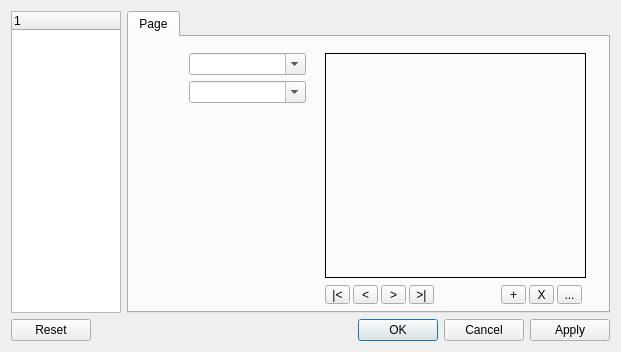
This is Forms/CPersonEdit.ui in skynowa/xxxdb as Qt 5 draws it before an edit. The edited form follows.
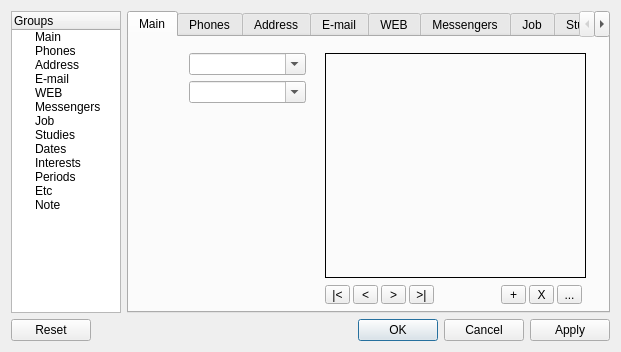
This is the edited form.

Commit message: ADD: slot_twGroups_OnActivated

```diff
--- a/Forms/CPersonEdit.ui
+++ b/Forms/CPersonEdit.ui
@@ -37,9 +37,74 @@
      </property>
      <column>
       <property name="text">
-       <string notr="true">1</string>
+       <string>Groups</string>
       </property>
      </column>
+     <item>
+      <property name="text">
+       <string>Main</string>
+      </property>
+     </item>
+     <item>
+      <property name="text">
+       <string>Phones</string>
+      </property>
+     </item>
+     <item>
+      <property name="text">
+       <string>Address</string>
+      </property>
+     </item>
+     <item>
+      <property name="text">
+       <string>E-mail</string>
+      </property>
+     </item>
+     <item>
+      <property name="text">
+       <string>WEB</string>
+      </property>
+     </item>
+     <item>
+      <property name="text">
+       <string>Messengers</string>
+      </property>
+     </item>
+     <item>
+      <property name="text">
+       <string>Job</string>
+      </property>
+     </item>
+     <item>
+      <property name="text">
+       <string>Studies</string>
+      </property>
+     </item>
+     <item>
+      <property name="text">
+       <string>Dates</string>
+      </property>
+     </item>
+     <item>
+      <property name="text">
+       <string>Interests</string>
+      </property>
+     </item>
+     <item>
+      <property name="text">
+       <string>Periods</string>
+      </property>
+     </item>
+     <item>
+      <property name="text">
+       <string>Etc</string>
+      </property>
+     </item>
+     <item>
+      <property name="text">
+       <string>Note</string>
+      </property>
+     </item>
     </widget>
    </item>
    <item row="0" column="1">
@@ -49,7 +114,7 @@
      </property>
      <widget class="QWidget" name="tab">
       <attribute name="title">
-       <string>Page</string>
+       <string>Main</string>
       </attribute>
       <widget class="QComboBox" name="cboName">
        <property name="geometry">
@@ -200,6 +265,66 @@
        </property>
       </widget>
      </widget>
+     <widget class="QWidget" name="tab_2">
+      <attribute name="title">
+       <string>Phones</string>
+      </attribute>
+     </widget>
+     <widget class="QWidget" name="tab_3">
+      <attribute name="title">
+       <string>Address</string>
+      </attribute>
+     </widget>
+     <widget class="QWidget" name="tab_4">
+      <attribute name="title">
+       <string>E-mail</string>
+      </attribute>
+     </widget>
+     <widget class="QWidget" name="tab_5">
+      <attribute name="title">
+       <string>WEB</string>
+      </attribute>
+     </widget>
+     <widget class="QWidget" name="tab_6">
+      <attribute name="title">
+       <string>Messengers</string>
+      </attribute>
+     </widget>
+     <widget class="QWidget" name="tab_7">
+      <attribute name="title">
+       <string>Job</string>
+      </attribute>
+     </widget>
+     <widget class="QWidget" name="tab_8">
+      <attribute name="title">
+       <string>Studies</string>
+      </attribute>
+     </widget>
+     <widget class="QWidget" name="tab_9">
+      <attribute name="title">
+       <string>Dates</string>
+      </attribute>
+     </widget>
+     <widget class="QWidget" name="tab_10">
+      <attribute name="title">
+       <string>Interests</string>
+      </attribute>
+     </widget>
+     <widget class="QWidget" name="tab_11">
+      <attribute name="title">
+       <string>Periods</string>
+      </attribute>
+     </widget>
+     <widget class="QWidget" name="tab_12">
+      <attribute name="title">
+       <string>Etc</string>
+      </attribute>
+     </widget>
+     <widget class="QWidget" name="tab_13">
+      <attribute name="title">
+       <string>Note</string>
+      </attribute>
+     </widget>
     </widget>
    </item>
   </layout>
```
The commit also changes 3 other files.
